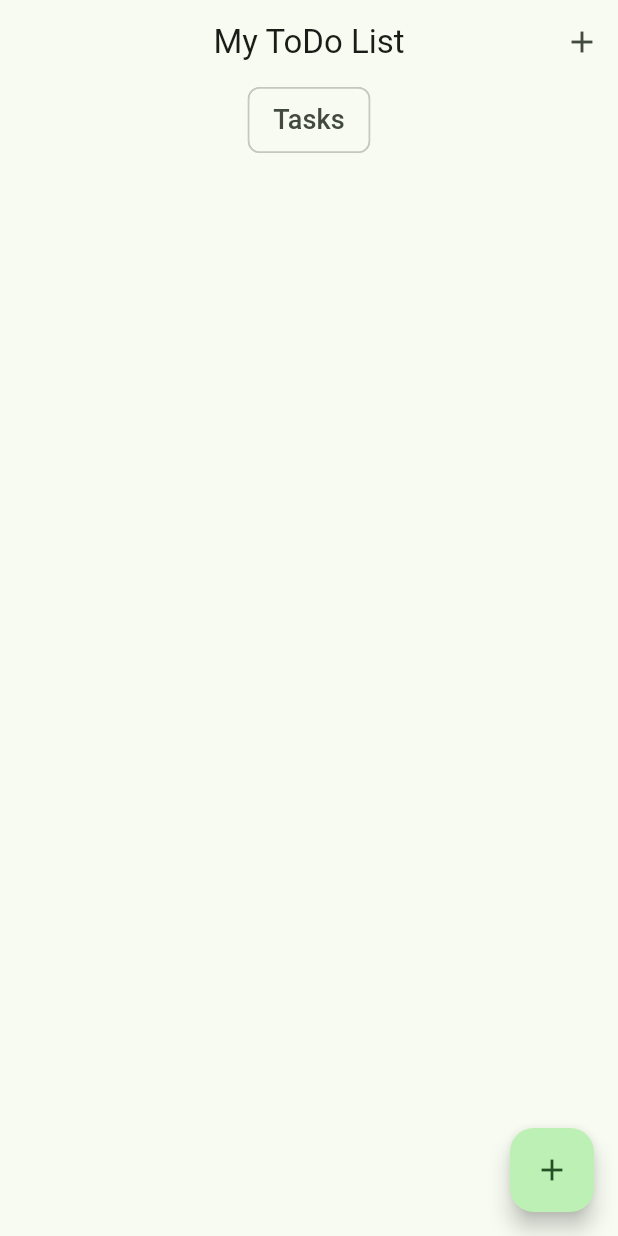
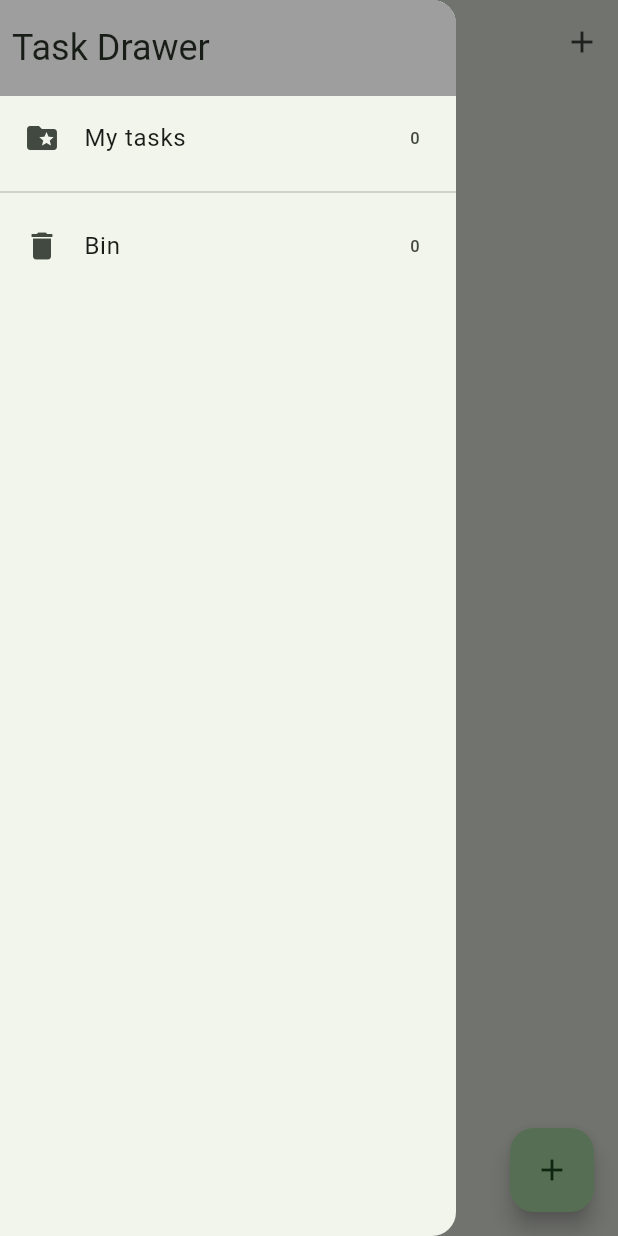
Before and after one commit to HolikovOleksandr/TODO_App, a Flutter app: the screen it shows after launch, with the side drawer open (before the commit the screen has no drawer), on a phone screen of 412 x 824 dp. Run offline on Flutter 3.47's test engine with Material 2 defaults, Android fonts, the phone set to English and light mode, and no system bars; our stand-ins replace equatable, flutter_bloc, hydrated_bloc.

Commit message:
Create: Router and Recycle Bin screen

```diff
--- a/lib/main.dart
+++ b/lib/main.dart
@@ -2,8 +2,8 @@
 
 import 'package:flutter/material.dart';
 import 'package:path_provider/path_provider.dart';
-import 'package:todo_app/views/screens/task_screen.dart';
-
+import 'package:todo_app/services/app_router.dart';
+import 'package:todo_app/views/screens/tasks_screen.dart';
 import 'blocs/bloc_exports.dart';
 
 void main() async {
@@ -11,11 +11,12 @@ void main() async {
   HydratedBloc.storage = await HydratedStorage.build(
     storageDirectory: await getTemporaryDirectory(),
   );
-  runApp(const MyApp());
+  runApp(MyApp(router: AppRouter()));
 }
 
 class MyApp extends StatelessWidget {
-  const MyApp({super.key});
+  MyApp({super.key, required this.router});
+  final AppRouter router;
 
   @override
   Widget build(BuildContext context) {
@@ -29,7 +30,8 @@ class MyApp extends StatelessWidget {
           ),
           useMaterial3: true,
         ),
-        home: const TaskScreen(),
+        home: const TasksScreen(),
+        onGenerateRoute: router.onGenerateRoute,
       ),
     );
   }
--- /dev/null
+++ b/lib/views/screens/my_drawer.dart
@@ -0,0 +1,55 @@
+import 'package:flutter/material.dart';
+import 'package:todo_app/blocs/bloc_exports.dart';
+import 'package:todo_app/views/screens/recycle_bin.dart';
+import 'package:todo_app/views/screens/tasks_screen.dart';
+
+import '../../blocs/bloc/tasks_state.dart';
+
+class MyDrawer extends StatelessWidget {
+  const MyDrawer({super.key});
+
+  @override
+  Widget build(BuildContext context) {
+    return SafeArea(
+      child: Drawer(
+        child: Column(
+          children: [
+            Container(
+              width: double.infinity,
+              padding: const EdgeInsets.symmetric(
+                horizontal: 8,
+                vertical: 16,
+              ),
+              color: Colors.grey,
+              child: Text(
+                'Task Drawer',
+                style: Theme.of(context).textTheme.headlineSmall,
+              ),
+            ),
+            BlocBuilder<TasksBloc, TasksState>(
+              builder: (context, state) {
+                return GestureDetector(
+                  onTap: () => Navigator.of(context).pushNamed(TasksScreen.id),
+                  child: ListTile(
+                    leading: const Icon(Icons.folder_special),
+                    title: const Text('My tasks'),
+                    trailing: Text('${state.allTasks.length}'),
+                  ),
+                );
+              },
+            ),
+            const Divider(),
+            GestureDetector(
+              onTap: () => Navigator.of(context).pushNamed(RecycleBin.id),
+              child: const ListTile(
+                leading: Icon(Icons.delete),
+                title: Text('Bin'),
+                trailing: Text('0'),
+              ),
+            )
+          ],
+        ),
+      ),
+    );
+  }
+}
--- a/lib/views/screens/task_screen.dart
+++ b/lib/views/screens/tasks_screen.dart
@@ -1,17 +1,19 @@
 import 'package:flutter/material.dart';
 import 'package:todo_app/blocs/bloc/tasks_state.dart';
+import 'package:todo_app/views/screens/my_drawer.dart';
 import 'package:todo_app/views/widgets/create_task.dart';
 import 'package:todo_app/views/widgets/tasks_list.dart';
 import '../../blocs/bloc_exports.dart';
 
-class TaskScreen extends StatefulWidget {
-  const TaskScreen({super.key});
+class TasksScreen extends StatefulWidget {
+  const TasksScreen({super.key});
+  static const id = 'tasks_screen';
 
   @override
-  State<TaskScreen> createState() => _TaskScreenState();
+  State<TasksScreen> createState() => _TasksScreenState();
 }
 
-class _TaskScreenState extends State<TaskScreen> {
+class _TasksScreenState extends State<TasksScreen> {
   var titleContrler = TextEditingController();
 
   void _addTask(BuildContext context) {
@@ -42,12 +44,13 @@ class _TaskScreenState extends State<TaskScreen> {
               ),
             ],
           ),
+          drawer: const MyDrawer(),
           body: Column(
             crossAxisAlignment: CrossAxisAlignment.center,
             children: [
-              const Chip(
-                label: Text('Tasks'),
-                labelStyle: TextStyle(fontSize: 18),
+              Chip(
+                label: Text('${state.allTasks.length} Tasks'),
+                labelStyle: const TextStyle(fontSize: 18),
               ),
               TasksListWidget(tasks: tasks),
             ],
```
Also changed, not shown: lib/services/app_router.dart (added, +16 -0 lines), lib/views/screens/recycle_bin.dart (added, +35 -0 lines).
